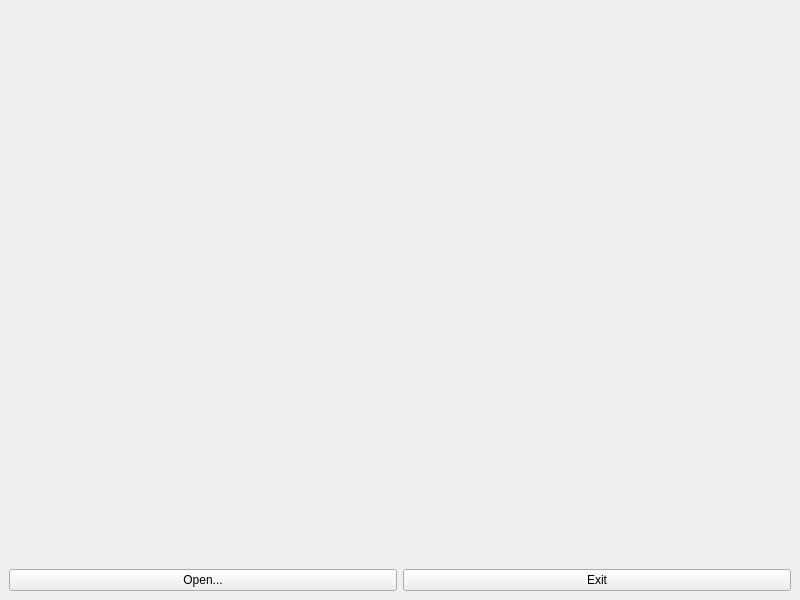
Above: src/vyu/mainwindow.ui from a2p1k02/vyu before the change. Below: the same form after it.
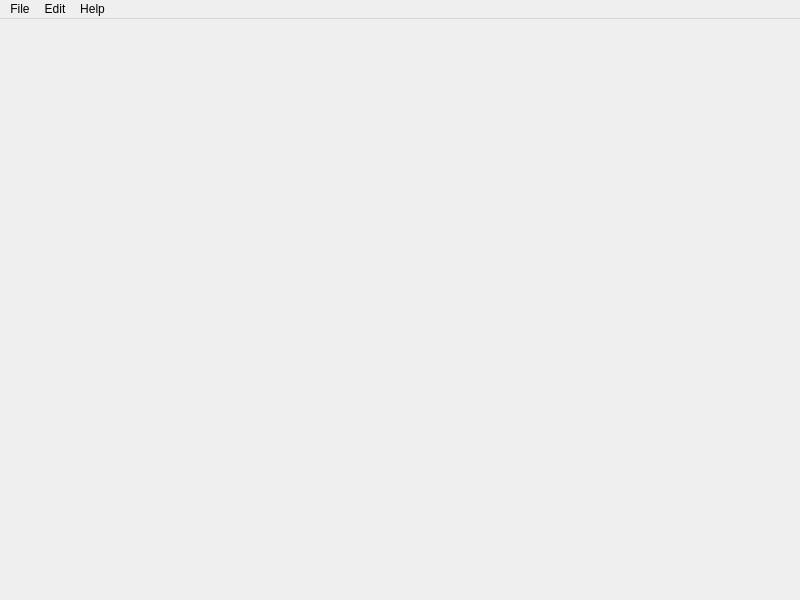
That is the form after the change. Icons and pictures are not drawn.

The edit to the form file:
```diff
--- a/src/vyu/mainwindow.ui
+++ b/src/vyu/mainwindow.ui
@@ -15,20 +15,6 @@
   </property>
   <widget class="QWidget" name="centralwidget">
    <layout class="QGridLayout" name="gridLayout">
-    <item row="1" column="1">
-     <widget class="QPushButton" name="quitBtn">
-      <property name="text">
-       <string>Exit</string>
-      </property>
-     </widget>
-    </item>
-    <item row="1" column="0">
-     <widget class="QPushButton" name="openImage">
-      <property name="text">
-       <string>Open...</string>
-      </property>
-     </widget>
-    </item>
     <item row="0" column="0" colspan="2">
      <widget class="QLabel" name="imageViewer">
       <property name="text">
@@ -38,6 +24,64 @@
     </item>
    </layout>
   </widget>
+  <widget class="QMenuBar" name="menuBar">
+   <property name="geometry">
+    <rect>
+     <x>0</x>
+     <y>0</y>
+     <width>800</width>
+     <height>23</height>
+    </rect>
+   </property>
+   <widget class="QMenu" name="menuFile">
+    <property name="title">
+     <string>File</string>
+    </property>
+    <addaction name="actionOpen"/>
+    <addaction name="actionExit"/>
+   </widget>
+   <widget class="QMenu" name="menuEdit">
+    <property name="title">
+     <string>Edit</string>
+    </property>
+    <addaction name="actionZoom_In"/>
+    <addaction name="actionZoom_Out"/>
+   </widget>
+   <widget class="QMenu" name="menuAbout">
+    <property name="title">
+     <string>Help</string>
+    </property>
+    <addaction name="actionAbout"/>
+   </widget>
+   <addaction name="menuFile"/>
+   <addaction name="menuEdit"/>
+   <addaction name="menuAbout"/>
+  </widget>
+  <action name="actionOpen">
+   <property name="text">
+    <string>Open..</string>
+   </property>
+  </action>
+  <action name="actionExit">
+   <property name="text">
+    <string>Exit</string>
+   </property>
+  </action>
+  <action name="actionZoom_In">
+   <property name="text">
+    <string>Zoom In</string>
+   </property>
+  </action>
+  <action name="actionZoom_Out">
+   <property name="text">
+    <string>Zoom Out</string>
+   </property>
+  </action>
+  <action name="actionAbout">
+   <property name="text">
+    <string>About</string>
+   </property>
+  </action>
  </widget>
  <resources/>
  <connections/>
```
Left out of the diff: 8 changed lines with no effect on the pictures.
